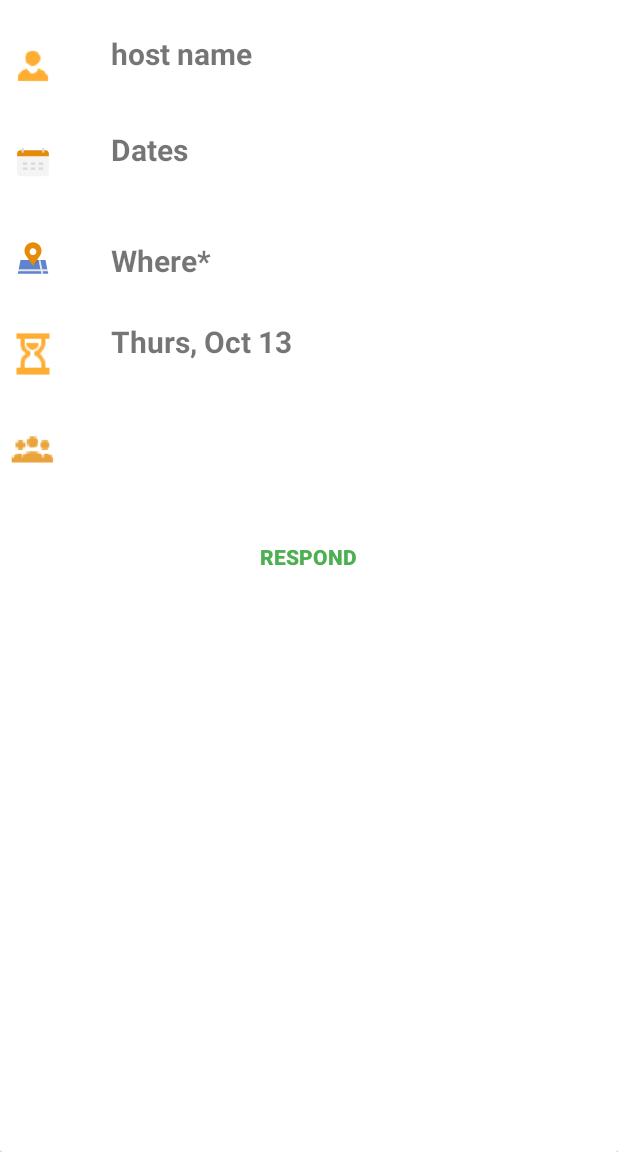
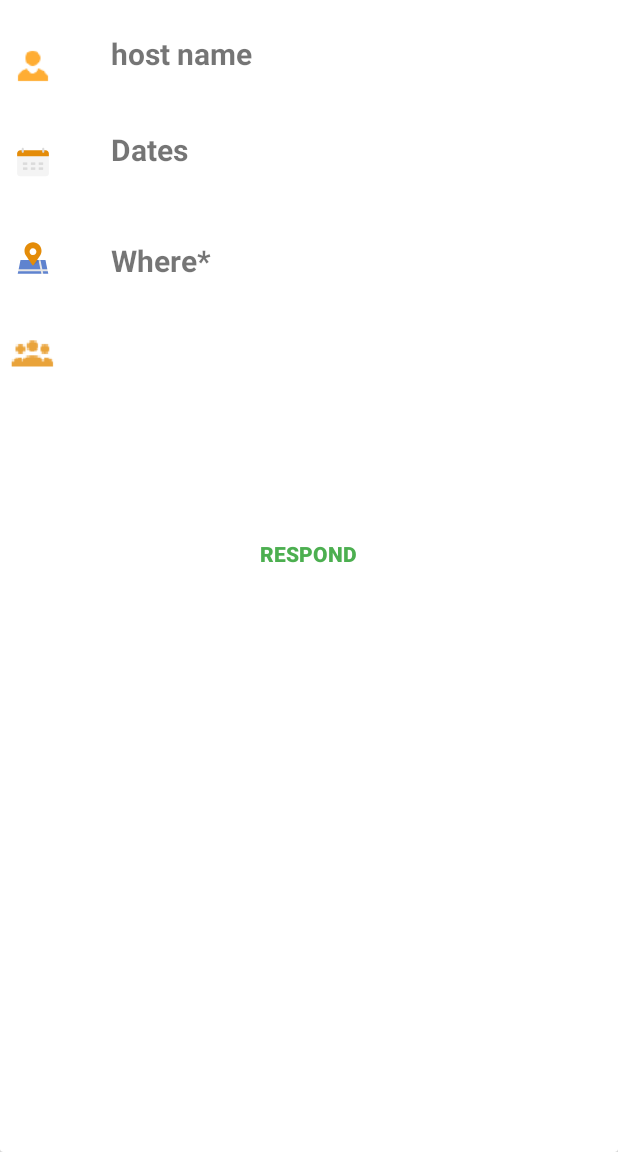
Before and after one commit to CodepathGroup8-JenniferSonali/LetMeetHappen, an Android app: the ViewEventDetailActivity screen opened directly, with no data from a screen before it, on a phone screen of 412 x 824 dp, the part 84-1236 px from its top. Run offline under Robolectric (Android 15) with nearby library versions, the light colour scheme and no system bars; our stand-ins replace ButterKnife, Firebase (no records; nobody signed in at launch, a user with empty details on screens opened directly); libraries missing offline, so code that uses them is left out: org.parceler; 10 statements that could not run were skipped.

Commit message:
Show Final date if confirmed in event details. Hide respondBy & respondBy Icon when Event is confirmed.

```diff
--- a/app/src/main/java/com/example/skarwa/letmeethappen/activities/ViewEventDetailActivity.java
+++ b/app/src/main/java/com/example/skarwa/letmeethappen/activities/ViewEventDetailActivity.java
@@ -12,6 +12,7 @@ import android.view.MenuItem;
 import android.view.View;
 import android.widget.Button;
 import android.widget.EditText;
+import android.widget.ImageView;
 import android.widget.TextView;
 import android.widget.Toast;
 
@@ -41,6 +42,9 @@ import java.util.Set;
 import butterknife.BindView;
 import butterknife.ButterKnife;
 
+import static com.example.skarwa.letmeethappen.R.id.tvDate;
+import static com.example.skarwa.letmeethappen.R.id.tvDate2;
+
 /**
  * Created by skarwa on 10/16/17.
  */
@@ -65,6 +69,9 @@ public class ViewEventDetailActivity extends AppCompatActivity implements Consta
 
     @BindView(R.id.tvLocationValue)
     TextView tvLocationVal;
+
+    @BindView(R.id.ivSandClockIcon)
+    ImageView respondByImage;
 
     @BindView(R.id.tvRSVPDate)
     TextView tvRSVPDate;
@@ -162,16 +169,25 @@ public class ViewEventDetailActivity extends AppCompatActivity implements Consta
 
     private void generateDetailEventView() {
         tvLocationVal.setText(mEvent.getLocation().getName().toString());
+        tvHostName.setText(mEvent.getPlannerName());
+        tvDates2.setVisibility(View.INVISIBLE);
         tvRSVPDate.setText(mEvent.getAcceptByDate());
-        tvHostName.setText(mEvent.getPlannerName());
 
+        String dateOptions  = mEvent.getEventDateOptions().keySet().toString();
 
-        Iterator<String> itr = mEvent.getEventDateOptions().keySet().iterator();
-        tvDates.setText(itr.next());
-
-        if (itr.hasNext()) {
-            tvDates2.setVisibility(View.VISIBLE);
-            tvDates2.setText(itr.next());
+        if (dateOptions != null && mEvent.getEventFinalDate() == null) {
+            tvRSVPDate.setVisibility(View.VISIBLE);
+            respondByImage.setVisibility(View.VISIBLE);
+            String[] dates = dateOptions.replaceAll("[\\[\\]]", "").split(",");
+            tvDates.setText(dates[0].trim());
+            if (dates.length>1) {
+                tvDates2.setVisibility(View.VISIBLE);
+                tvDates2.setText(dates[1].trim());
+            }
+        } else {
+            tvRSVPDate.setVisibility(View.INVISIBLE);
+            respondByImage.setVisibility(View.INVISIBLE);
+            tvDates.setText(mEvent.getEventFinalDate().toString());
         }
 
        // if its the planner do not show respond button.
--- a/app/src/main/java/com/example/skarwa/letmeethappen/viewholder/EventViewHolder.java
+++ b/app/src/main/java/com/example/skarwa/letmeethappen/viewholder/EventViewHolder.java
@@ -60,7 +60,7 @@ public class EventViewHolder extends RecyclerView.ViewHolder {
                     tvDate2.setText(dates[1].trim());
                 }
         } else {
-            tvDate.setText(event.getEventFinalDate().toString()); //TODO change this to confirmed date
+            tvDate.setText(event.getEventFinalDate().toString());
         }
 
         Glide.with(context)
--- a/app/src/main/res/layout/activity_event_detail.xml
+++ b/app/src/main/res/layout/activity_event_detail.xml
@@ -77,31 +77,6 @@
             android:textStyle="bold" />
 
 
-        <ImageView
-            android:id="@+id/ivSandClockIcon"
-            android:layout_width="@dimen/profileSize"
-            android:layout_height="@dimen/profileSize"
-            android:layout_alignParentStart="true"
-            android:layout_below="@+id/ivLocationIcon"
-            android:layout_marginTop="20dp"
-            android:src="@drawable/ic_sandclock_icon"
-            android:text="@string/rsvp_date"
-            android:textStyle="bold" />
-
-        <TextView
-            android:id="@+id/tvRSVPDate"
-            android:layout_width="wrap_content"
-            android:layout_height="wrap_content"
-            android:layout_alignBottom="@+id/ivSandClockIcon"
-            android:layout_below="@+id/ivLocationIcon"
-            android:layout_marginLeft="30dp"
-            android:layout_marginTop="20dp"
-            android:layout_toEndOf="@+id/ivLocationIcon"
-            android:inputType="date"
-            android:text="Thurs, Oct 13"
-            android:textSize="@dimen/titleTextSize"
-            android:textStyle="bold" />
-
         <TextView
             android:id="@+id/tvDates"
             android:layout_width="wrap_content"
@@ -136,29 +111,27 @@
             android:textSize="@dimen/buttonTextSize"
             android:layout_marginLeft="20dp"
             android:layout_marginRight="20dp"
-            android:layout_marginTop="20dp"
-            android:layout_below="@+id/etAttendees"
+            android:layout_alignParentBottom="true"
             android:layout_centerHorizontal="true" />
 
         <EditText
             android:id="@+id/etAttendees"
             android:layout_width="wrap_content"
             android:layout_height="wrap_content"
-            android:ems="10"
             android:clickable="false"
             android:textSize="@dimen/titleTextSize"
             android:textStyle="bold"
             android:inputType="textMultiLine"
             android:background="@null"
-            android:layout_below="@+id/tvRSVPDate"
-            android:layout_alignStart="@+id/tvRSVPDate"
+            android:layout_below="@+id/ivLocationIcon"
             android:layout_marginTop="20dp"
             android:lines="2"
             android:textColor="@color/secondary_text"
             android:maxLines="5"
             android:cursorVisible="false"
             android:scrollbars="vertical"
-            android:layout_alignParentEnd="true" />
+            android:layout_alignParentEnd="true"
+            android:layout_alignStart="@+id/tvLocationValue" />
 
         <ImageView
             android:id="@+id/ivAttendee"
@@ -169,6 +142,28 @@
             android:layout_alignTop="@+id/etAttendees"
             app:srcCompat="@drawable/ic_people_icon" />
 
+        <ImageView
+            android:id="@+id/ivSandClockIcon"
+            android:layout_width="@dimen/profileSize"
+            android:layout_height="@dimen/profileSize"
+            android:layout_alignParentStart="true"
+            android:layout_below="@+id/ivAttendee"
+            android:layout_marginTop="20dp"
+            android:src="@drawable/ic_sandclock_icon"
+            android:text="@string/rsvp_date"
+            android:textStyle="bold" />
+
+        <TextView
+            android:id="@+id/tvRSVPDate"
+            android:layout_width="wrap_content"
+            android:layout_height="wrap_content"
+            android:inputType="date"
+            android:text="Thurs, Oct 13"
+            android:textSize="@dimen/titleTextSize"
+            android:textStyle="bold"
+            android:layout_alignTop="@+id/ivSandClockIcon"
+            android:layout_alignStart="@+id/etAttendees" />
+
 
     </RelativeLayout>
 
```
